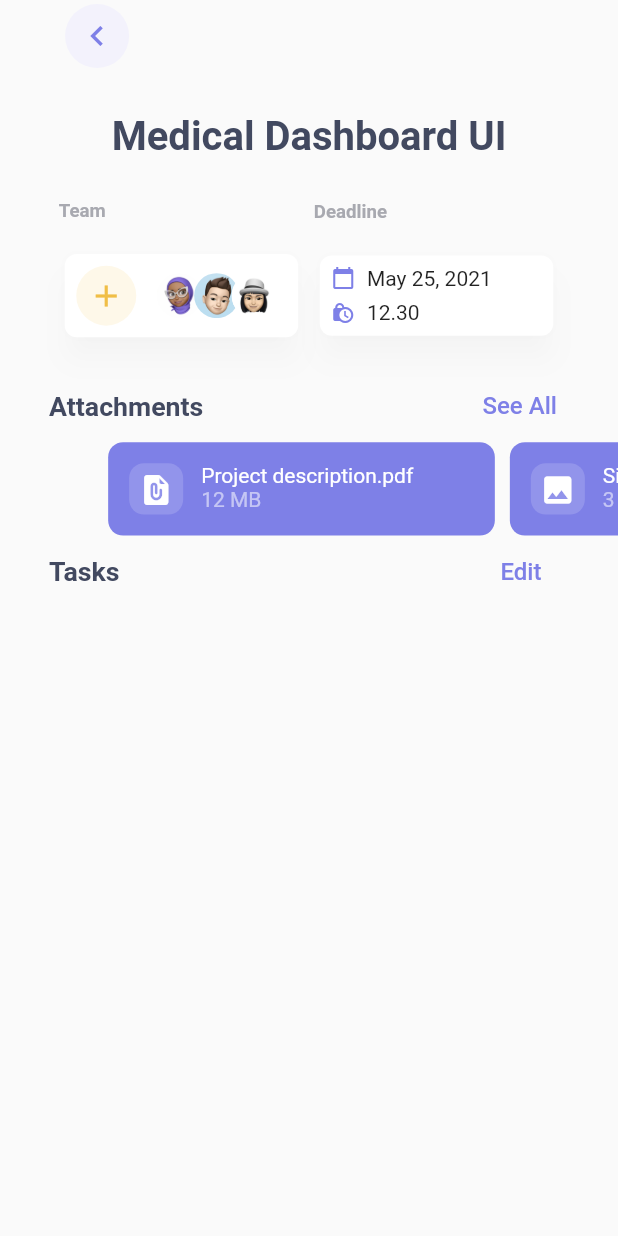
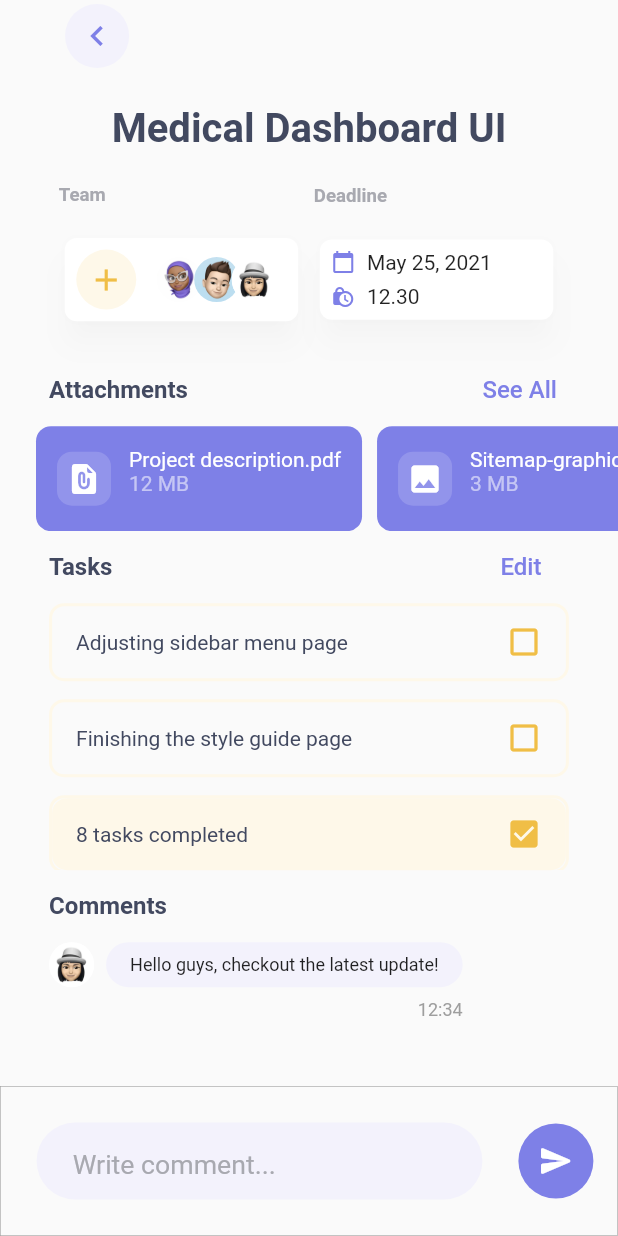
Before and after one commit to rafaelcolladojr/taskster, a Flutter app: the ProjectDetailScreen screen opened by its route, on a phone screen of 412 x 824 dp. Run offline on Flutter 3.47's test engine with Material 2 defaults, Android fonts, the light colour scheme and no system bars; drawn by our look-alikes of carousel_slider; our stand-ins replace flutter_screenutil.

Commit message:
Completed ProjectDetailScreen

```diff
--- a/lib/components/attachment_carousel_item.dart
+++ b/lib/components/attachment_carousel_item.dart
@@ -1,5 +1,4 @@
 import 'package:flutter/material.dart';
-import 'package:flutter_screenutil/flutter_screenutil.dart';
 import 'package:taskster/util/attachment_type.dart';
 
 import '../constants.dart';
--- /dev/null
+++ b/lib/components/comment_list_item.dart
@@ -0,0 +1,54 @@
+import 'package:flutter/material.dart';
+import 'package:taskster/constants.dart';
+
+class CommentListItem extends StatelessWidget {
+  const CommentListItem({
+    Key? key,
+    required this.comment,
+    required this.timestamp,
+  }) : super(key: key);
+
+  final String comment;
+  final String timestamp;
+
+  @override
+  Widget build(BuildContext context) {
+    return Row(
+      crossAxisAlignment: CrossAxisAlignment.start,
+      mainAxisAlignment: MainAxisAlignment.start,
+      children: [
+        const CircleAvatar(
+          backgroundImage: AssetImage('images/profile_3.png'),
+          radius: 15.0,
+          backgroundColor: Colors.white,
+        ),
+        Padding(
+          padding: const EdgeInsets.only(left: 8.0),
+          child: Column(
+            crossAxisAlignment: CrossAxisAlignment.end,
+            children: [
+              Container(
+                padding: const EdgeInsets.symmetric(horizontal: 16, vertical: 8.0),
+                decoration: BoxDecoration(
+                  borderRadius: BorderRadius.circular(16.0),
+                  color: Constants.colors['primaryLight'],
+                ),
+                child: Text(
+                  comment,
+                  style: const TextStyle(fontSize: 12.0),
+                ),
+              ),
+              Padding(
+                padding: const EdgeInsets.only(top: 8.0),
+                child: Text(
+                  timestamp,
+                  style: const TextStyle(color: Colors.grey, fontSize: 12.0),
+                ),
+              ),
+            ],
+          ),
+        ),
+      ],
+    );
+  }
+}
--- a/lib/components/custom_heading_divider.dart
+++ b/lib/components/custom_heading_divider.dart
@@ -7,16 +7,16 @@ class CustomHeadingDivider extends StatelessWidget {
     Key? key,
     required this.title,
     this.titleSize = 25.0,
-    required this.buttonText,
+    this.buttonText = "",
     this.scale = 1.0,
-    required this.onPressed,
+    this.onPressed,
   }) : super(key: key);
 
   final String title;
   final double titleSize;
   final String buttonText;
   final double scale;
-  final VoidCallback onPressed;
+  final VoidCallback? onPressed;
 
   @override
   Widget build(BuildContext context) {
@@ -34,8 +34,7 @@ class CustomHeadingDivider extends StatelessWidget {
         TextButton(
           child: Text(
             buttonText,
-            style:
-                TextStyle(color: Constants.colors['primary'], fontSize: 18.sp),
+            style: TextStyle(color: Constants.colors['primary'], fontSize: 18.sp),
           ),
           onPressed: onPressed,
         )
--- a/lib/components/custom_text_field.dart
+++ b/lib/components/custom_text_field.dart
@@ -8,17 +8,20 @@ class CustomTextField extends StatelessWidget {
     this.label,
     this.hint,
     required this.onChanged,
+    this.controller,
   }) : super(key: key);
 
   final Widget? label;
   final String? hint;
   final Function(String) onChanged;
+  final TextEditingController? controller;
 
   @override
   Widget build(BuildContext context) {
     return ListTile(
       leading: label,
       title: TextField(
+        controller: controller,
         decoration: InputDecoration(
           hintText: hint,
           hintStyle: TextStyle(
@@ -31,8 +34,8 @@ class CustomTextField extends StatelessWidget {
         ),
         onChanged: onChanged,
       ),
-      tileColor: Constants.colors['textFieldBackground'],
-      contentPadding: EdgeInsets.symmetric(horizontal: 25.w, vertical: 5.h),
+      tileColor: Constants.colors['primaryLight'],
+      contentPadding: EdgeInsets.symmetric(horizontal: 25.w),
       horizontalTitleGap: 10.w,
       shape: const RoundedRectangleBorder(
         borderRadius: BorderRadius.all(
--- a/lib/components/kanban_tab_view.dart
+++ b/lib/components/kanban_tab_view.dart
@@ -1,5 +1,4 @@
 import 'package:carousel_slider/carousel_slider.dart';
-import 'package:flutter/cupertino.dart';
 import 'package:flutter/material.dart';
 import 'package:flutter_screenutil/flutter_screenutil.dart';
 import 'package:taskster/components/circle_tab_indicator.dart';
@@ -15,8 +14,7 @@ class KanbanTabView extends StatefulWidget {
   State<KanbanTabView> createState() => _KanbanTabViewState();
 }
 
-class _KanbanTabViewState extends State<KanbanTabView>
-    with SingleTickerProviderStateMixin {
+class _KanbanTabViewState extends State<KanbanTabView> with SingleTickerProviderStateMixin {
   late TabController _tabController;
 
   @override
--- a/lib/screens/project_detail_screen.dart
+++ b/lib/screens/project_detail_screen.dart
@@ -1,27 +1,55 @@
-import 'package:carousel_slider/carousel_slider.dart';
 import 'package:flutter/material.dart';
+import 'package:flutter/scheduler.dart';
 import 'package:flutter_screenutil/flutter_screenutil.dart';
 import 'package:taskster/components/attachment_carousel_item.dart';
+import 'package:taskster/components/comment_list_item.dart';
 import 'package:taskster/components/custom_detail_display_card.dart';
 import 'package:taskster/components/custom_heading_divider.dart';
 import 'package:taskster/components/custom_round_icon_button.dart';
+import 'package:taskster/components/custom_text_field.dart';
+import 'package:taskster/components/task_list_tile.dart';
 import 'package:taskster/components/team_avatar_view.dart';
 import 'package:taskster/constants.dart';
 import 'package:taskster/util/attachment_type.dart';
 
-class ProjectDetailScreen extends StatelessWidget {
+class ProjectDetailScreen extends StatefulWidget {
   const ProjectDetailScreen({Key? key}) : super(key: key);
 
   static const String route = '/project';
 
   @override
+  State<ProjectDetailScreen> createState() => _ProjectDetailScreenState();
+}
+
+class _ProjectDetailScreenState extends State<ProjectDetailScreen> {
+  final List<Widget> taskTileList = [
+    const TaskListTile(title: 'Adjusting sidebar menu page', isCompleted: false),
+    const TaskListTile(title: 'Finishing the style guide page', isCompleted: false),
+    const TaskListTile(title: '8 tasks completed', isCompleted: true),
+  ];
+
+  List<CommentListItem> commentList = [
+    const CommentListItem(comment: 'Hello guys, checkout the latest update!', timestamp: '12:34'),
+  ];
+
+  String currentComment = '';
+
+  final _commentController = TextEditingController();
+  final _commentScrollController = ScrollController();
+
+  @override
   Widget build(BuildContext context) {
+    double pagePadding = 34.w;
+
     return Scaffold(
       body: SafeArea(
         child: Column(
+          crossAxisAlignment: CrossAxisAlignment.start,
+          children: [
+            Column(
               children: [
                 Padding(
-              padding: EdgeInsets.symmetric(horizontal: 34.w, vertical: 0),
+                  padding: EdgeInsets.symmetric(horizontal: pagePadding, vertical: 0),
                   child: Column(
                     crossAxisAlignment: CrossAxisAlignment.start,
                     children: [
@@ -33,9 +61,8 @@ class ProjectDetailScreen extends StatelessWidget {
                       ),
                       Center(
                         child: Padding(
-                      padding: EdgeInsets.symmetric(vertical: 30.h),
-                      child: Text('Medical Dashboard UI',
-                          style: Constants.kHeadingOneTextStyle),
+                          padding: EdgeInsets.symmetric(vertical: 24.h),
+                          child: Text('Medical Dashboard UI', style: Constants.kHeadingOneTextStyle),
                         ),
                       ),
                       Row(
@@ -51,10 +78,8 @@ class ProjectDetailScreen extends StatelessWidget {
                                   mainAxisAlignment: MainAxisAlignment.spaceBetween,
                                   children: [
                                     CircleAvatar(
-                                  child: Icon(Icons.add,
-                                      color: Constants.colors['secondary']),
-                                  backgroundColor:
-                                      Constants.colors['secondaryLight'],
+                                      child: Icon(Icons.add, color: Constants.colors['secondary']),
+                                      backgroundColor: Constants.colors['secondaryLight'],
                                     ),
                                     SizedBox(
                                       width: 90.w,
@@ -76,8 +101,7 @@ class ProjectDetailScreen extends StatelessWidget {
                             child: CustomDetailDisplayCard(
                               label: 'Deadline',
                               child: Padding(
-                            padding: EdgeInsets.symmetric(
-                                horizontal: 8.w, vertical: 8.h),
+                                padding: EdgeInsets.symmetric(horizontal: 8.w, vertical: 8.h),
                                 child: Column(
                                   crossAxisAlignment: CrossAxisAlignment.start,
                                   children: [
@@ -119,15 +143,19 @@ class ProjectDetailScreen extends StatelessWidget {
                       ),
                       CustomHeadingDivider(
                         title: "Attachments",
-                    titleSize: 20.sp,
+                        titleSize: 18.sp,
                         buttonText: "See All",
                         onPressed: () {},
                       ),
                     ],
                   ),
                 ),
-            CarouselSlider(
-              items: const [
+                SizedBox(
+                  height: 70,
+                  child: ListView(
+                    scrollDirection: Axis.horizontal,
+                    padding: const EdgeInsets.only(left: 24.0),
+                    children: const [
                       AttachmentCarouselItem(
                         filename: 'Project description.pdf',
                         filesize: '12 MB',
@@ -139,29 +167,99 @@ class ProjectDetailScreen extends StatelessWidget {
                         filetype: AttachmentType.image,
                       ),
                     ],
-              options: CarouselOptions(
-                enableInfiniteScroll: false,
-                height: 70.h,
-                viewportFraction: 0.65,
-                disableCenter: true,
-                pageSnapping: false,
                   ),
                 ),
                 Padding(
-              padding: EdgeInsets.symmetric(horizontal: 34.w, vertical: 0),
+                  padding: EdgeInsets.symmetric(horizontal: pagePadding),
                   child: Column(
                     children: [
                       CustomHeadingDivider(
                         title: "Tasks",
-                    titleSize: 20.sp,
+                        titleSize: 18.sp,
                         buttonText: "Edit",
                         onPressed: () {},
                       ),
+                      SizedBox(
+                        height: 200.h,
+                        child: ListView.separated(
+                          itemBuilder: (_, index) => taskTileList[index],
+                          separatorBuilder: (_, index) => const Divider(height: 12.0, color: Colors.transparent),
+                          itemCount: taskTileList.length,
+                        ),
+                      ),
+                      CustomHeadingDivider(
+                        title: "Comments",
+                        titleSize: 18.sp,
+                      ),
+                      SizedBox(
+                        height: 70.h,
+                        child: ListView.separated(
+                          controller: _commentScrollController,
+                          itemBuilder: (_, index) => commentList[index],
+                          separatorBuilder: (_, index) => const Divider(height: 6.0, color: Colors.transparent),
+                          itemCount: commentList.length,
+                        ),
+                      )
                     ],
                   ),
                 ),
               ],
             ),
+          ],
+        ),
+      ),
+      bottomSheet: Container(
+        decoration: BoxDecoration(border: Border.all(color: Colors.grey, width: 0.4)),
+        height: 100.0,
+        width: double.infinity,
+        child: Padding(
+          padding: const EdgeInsets.all(8.0),
+          child: Row(
+            crossAxisAlignment: CrossAxisAlignment.center,
+            children: [
+              Expanded(
+                child: Padding(
+                  padding: const EdgeInsets.all(16.0),
+                  child: CustomTextField(
+                    hint: 'Write comment...',
+                    onChanged: (text) {
+                      setState(() {
+                        currentComment = text;
+                      });
+                    },
+                    controller: _commentController,
+                  ),
+                ),
+              ),
+              IconButton(
+                iconSize: 50.0,
+                icon: CircleAvatar(
+                  backgroundColor: Constants.colors['primary'],
+                  radius: 30.0,
+                  child: const Icon(
+                    Icons.send_rounded,
+                    color: Colors.white,
+                  ),
+                ),
+                onPressed: () {
+                  if (currentComment != '') {
+                    setState(() {
+                      final now = DateTime.now();
+                      commentList.add(CommentListItem(comment: currentComment, timestamp: now.hour.toString() + ":" + now.minute.toString()));
+                      currentComment = '';
+                      _commentController.clear();
+
+                      // Ensure scrolling accurs after latest list item is rendered.
+                      SchedulerBinding.instance?.addPostFrameCallback((_) {
+                        _commentScrollController.animateTo(_commentScrollController.position.maxScrollExtent, duration: const Duration(milliseconds: 500), curve: Curves.easeOut);
+                      });
+                    });
+                  }
+                },
+              ),
+            ],
+          ),
+        ),
       ),
     );
   }
```
Also changed, not shown: pubspec.lock. Lines whose indentation alone changed are shown as unchanged.
